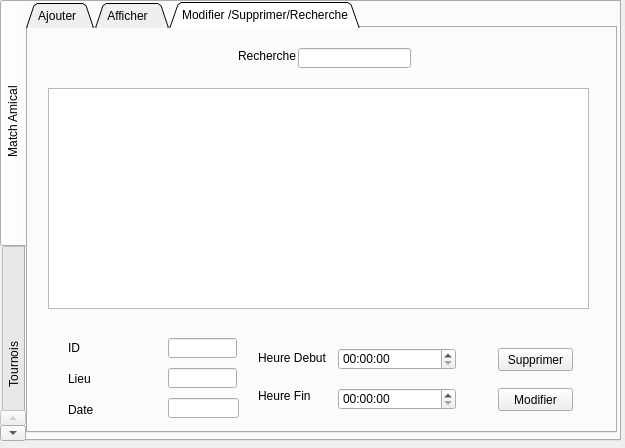
Qt form dialogplanification.ui (Alahamed/Projet-Cpp) before a commit.
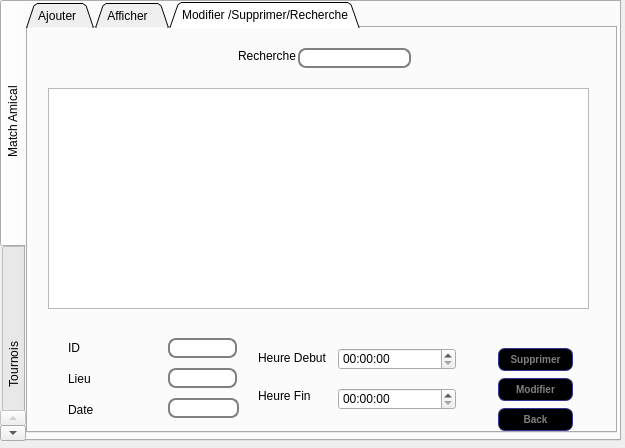
The same form after that commit. The open tabs and pages were chosen to show the change. Icons and pictures are not drawn.

```diff
--- a/dialogplanification.ui
+++ b/dialogplanification.ui
@@ -13,6 +13,34 @@
   <property name="windowTitle">
    <string>Dialog</string>
   </property>
+  <property name="styleSheet">
+   <string notr="true">QLineEdit{border-radius: 8px; 
+border: 2px solid gray;
+
+padding: 0 8px;
+background: white; }
+
+
+
+QPushButton
+{
+color: gray;
+font-weight: bold;
+background-color: black;
+border-width: 1px;
+border-color: #339;
+border-style: solid;
+border-radius: 7;
+padding: 3px;
+font-size: 10px;
+padding-left: 5px;
+padding-right: 5px;
+
+}
+QPushButton:hover { background-color: white;
+color:black;
+ text-decoration: underline; }</string>
+  </property>
   <widget class="QTabWidget" name="tabWidget">
    <property name="geometry">
     <rect>
@@ -371,7 +399,7 @@
        <property name="geometry">
         <rect>
          <x>470</x>
-         <y>360</y>
+         <y>350</y>
          <width>75</width>
          <height>23</height>
         </rect>
@@ -464,7 +492,20 @@
        </property>
        <property name="icon">
         <iconset>
-         <normaloff>../../Desktop/rectangle-button-icon-png-6.png</normaloff>../../Desktop/rectangle-button-icon-png-6.png</iconset>
+         <normaloff>../rectangle-button-icon-png-6.png</normaloff>../rectangle-button-icon-png-6.png</iconset>
+       </property>
+      </widget>
+      <widget class="QPushButton" name="pushButton">
+       <property name="geometry">
+        <rect>
+         <x>470</x>
+         <y>380</y>
+         <width>75</width>
+         <height>23</height>
+        </rect>
+       </property>
+       <property name="text">
+        <string>Back</string>
        </property>
       </widget>
      </widget>
```
Left out of the diff: 18 changed lines with no effect on the pictures.
